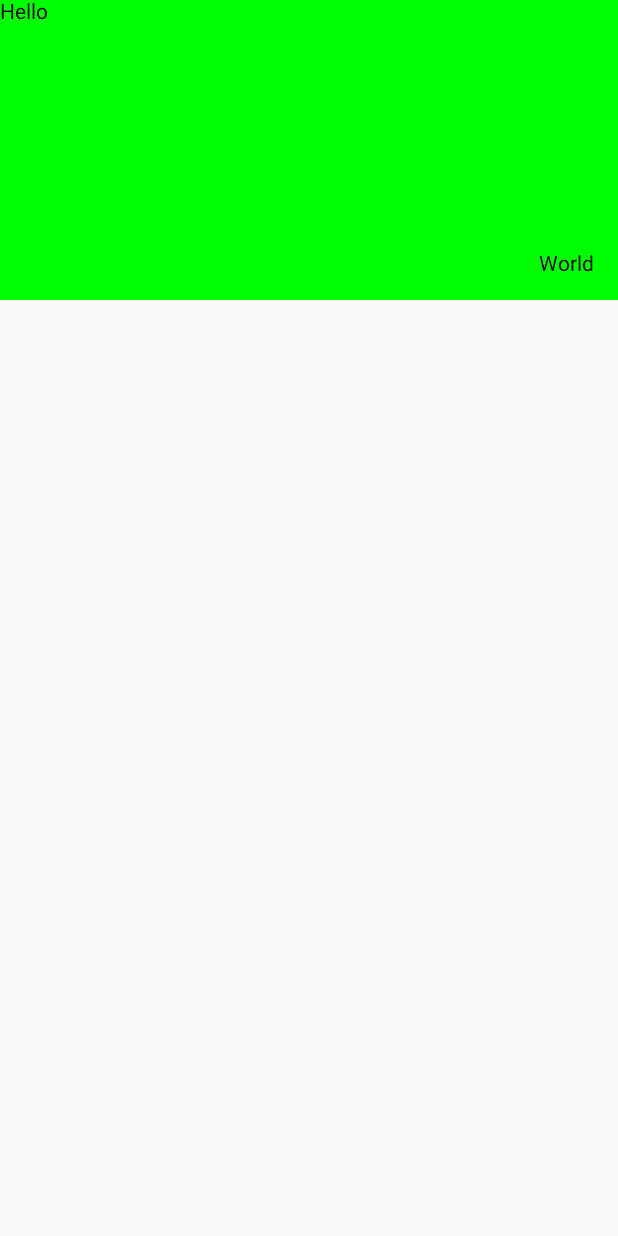
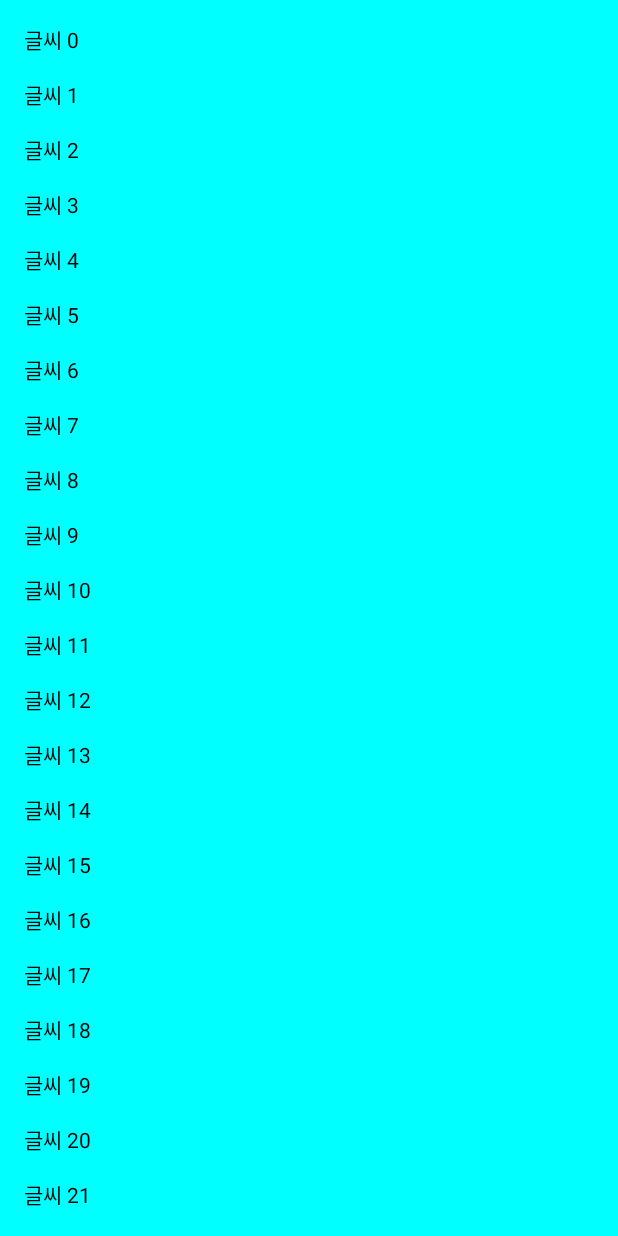
Before and after one commit to novicePGT/compose_example, an Android app built with Jetpack Compose: the screen it shows after launch (MainActivity), on a phone screen of 412 x 824 dp. Run offline under Robolectric (Android 15) with nearby library versions, the light colour scheme and no system bars.

Commit message:
[Column, LazyColumn 학습]

```diff
--- a/app/src/main/java/com/example/compose_example/MainActivity.kt
+++ b/app/src/main/java/com/example/compose_example/MainActivity.kt
@@ -7,6 +7,7 @@ import androidx.compose.foundation.background
 import androidx.compose.foundation.layout.Arrangement
 import androidx.compose.foundation.layout.Box
 import androidx.compose.foundation.layout.Column
+import androidx.compose.foundation.layout.PaddingValues
 import androidx.compose.foundation.layout.Row
 import androidx.compose.foundation.layout.Spacer
 import androidx.compose.foundation.layout.fillMaxSize
@@ -14,7 +15,10 @@ import androidx.compose.foundation.layout.fillMaxWidth
 import androidx.compose.foundation.layout.height
 import androidx.compose.foundation.layout.padding
 import androidx.compose.foundation.layout.width
+import androidx.compose.foundation.lazy.LazyColumn
+import androidx.compose.foundation.rememberScrollState
 import androidx.compose.foundation.text.BasicTextField
+import androidx.compose.foundation.verticalScroll
 import androidx.compose.material3.MaterialTheme
 import androidx.compose.material3.Surface
 import androidx.compose.material3.Text
@@ -30,18 +34,14 @@ class MainActivity : ComponentActivity() {
     override fun onCreate(savedInstanceState: Bundle?) {
         super.onCreate(savedInstanceState)
         setContent {
-            Box(modifier = Modifier
-                .background(Color.Green)
-                .fillMaxWidth()
-                .height(200.dp)
+            LazyColumn(modifier = Modifier
+                .background(Color.Cyan)
+                .fillMaxWidth(),
+                contentPadding = PaddingValues(16.dp),
+                verticalArrangement = Arrangement.spacedBy(16.dp)
             ) {
-                Text(text = "Hello")
-                Box(modifier = Modifier
-                    .fillMaxSize()
-                    .padding(16.dp),
-                    contentAlignment = Alignment.BottomEnd
-                ) {
-                    Text(text = "World")
+                items(50) { item ->
+                    Text("글씨 $item")
                 }
             }
         }
```
